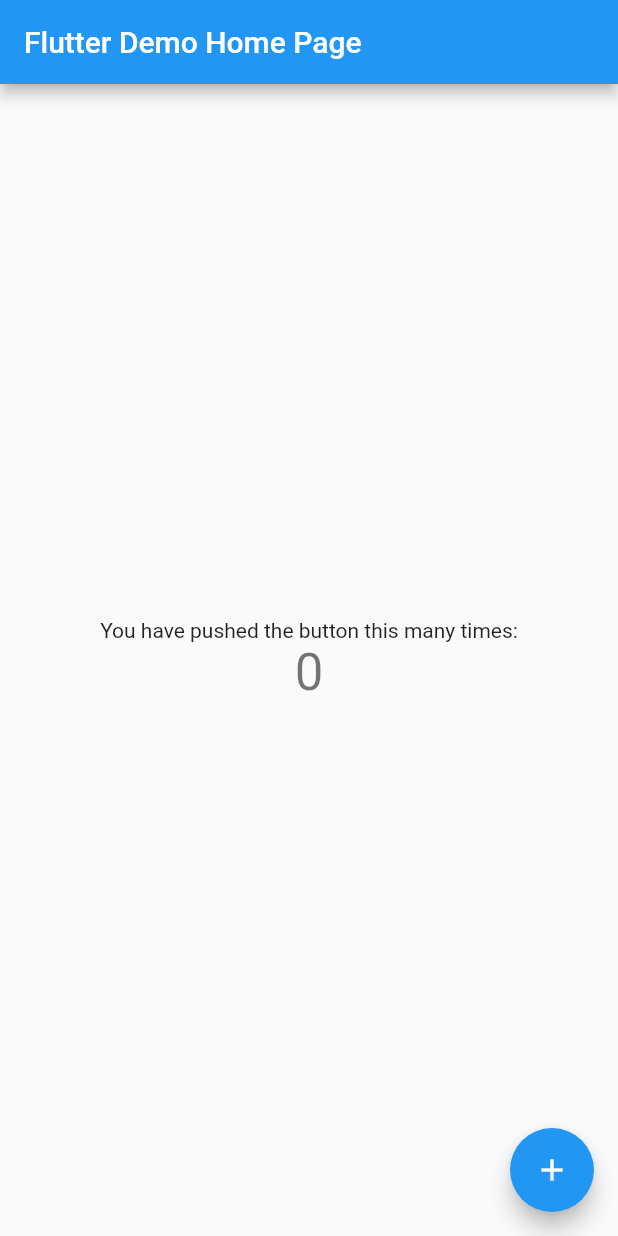
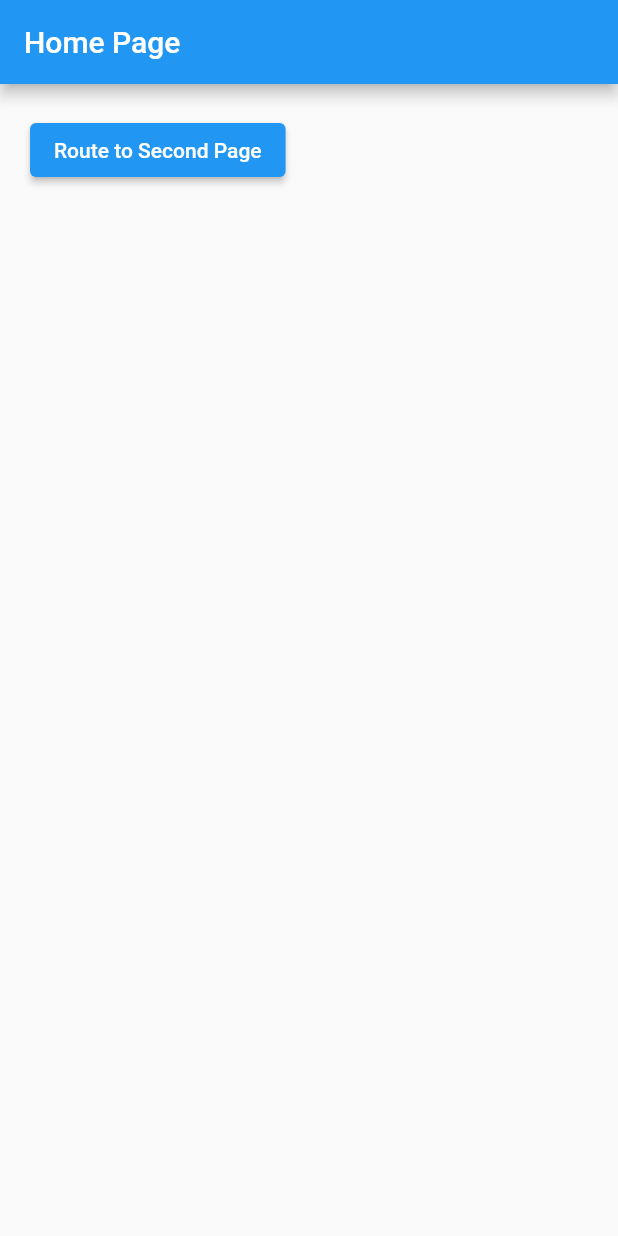
Before and after one commit to Code-With-Patel/getx, a Flutter app: the screen it shows after launch, on a phone screen of 412 x 824 dp. Run offline on Flutter 3.47's test engine with Material 2 defaults, Android fonts, the phone set to English and light mode, and no system bars; our stand-ins replace get.

Commit message:
Route management

```diff
--- a/lib/main.dart
+++ b/lib/main.dart
@@ -1,115 +1,25 @@
 import 'package:flutter/material.dart';
+import 'package:get/route_manager.dart';
+import 'package:getx_tutorial/view/home_page.dart';
+import 'package:getx_tutorial/view/second_page.dart';
 
 void main() {
   runApp(const MyApp());
 }
-// Change for testing purpose
+
 class MyApp extends StatelessWidget {
   const MyApp({Key? key}) : super(key: key);
 
-  // This widget is the root of your application.
   @override
   Widget build(BuildContext context) {
-    return MaterialApp(
-      title: 'Flutter Demo',
-      theme: ThemeData(
-        // This is the theme of your application.
-        //
-        // Try running your application with "flutter run". You'll see the
-        // application has a blue toolbar. Then, without quitting the app, try
-        // changing the primarySwatch below to Colors.green and then invoke
-        // "hot reload" (press "r" in the console where you ran "flutter run",
-        // or simply save your changes to "hot reload" in a Flutter IDE).
-        // Notice that the counter didn't reset back to zero; the application
-        // is not restarted.
-        primarySwatch: Colors.blue,
-      ),
-      home: const MyHomePage(title: 'Flutter Demo Home Page'),
+    return GetMaterialApp(
+      debugShowCheckedModeBanner: false,
+      getPages: [
+        GetPage(name: "/home", page: ()=>HomePage()),
+        GetPage(name: "/second", page: ()=>SecondPage()),
+      ],
+      initialRoute: '/home',
+      // home: HomePage(),
     );
   }
 }
-
-class MyHomePage extends StatefulWidget {
-  const MyHomePage({Key? key, required this.title}) : super(key: key);
-
-  // This widget is the home page of your application. It is stateful, meaning
-  // that it has a State object (defined below) that contains fields that affect
-  // how it looks.
-
-  // This class is the configuration for the state. It holds the values (in this
-  // case the title) provided by the parent (in this case the App widget) and
-  // used by the build method of the State. Fields in a Widget subclass are
-  // always marked "final".
-
-  final String title;
-
-  @override
-  State<MyHomePage> createState() => _MyHomePageState();
-}
-
-class _MyHomePageState extends State<MyHomePage> {
-  int _counter = 0;
-
-  void _incrementCounter() {
-    setState(() {
-      // This call to setState tells the Flutter framework that something has
-      // changed in this State, which causes it to rerun the build method below
-      // so that the display can reflect the updated values. If we changed
-      // _counter without calling setState(), then the build method would not be
-      // called again, and so nothing would appear to happen.
-      _counter++;
-    });
-  }
-
-  @override
-  Widget build(BuildContext context) {
-    // This method is rerun every time setState is called, for instance as done
-    // by the _incrementCounter method above.
-    //
-    // The Flutter framework has been optimized to make rerunning build methods
-    // fast, so that you can just rebuild anything that needs updating rather
-    // than having to individually change instances of widgets.
-    return Scaffold(
-      appBar: AppBar(
-        // Here we take the value from the MyHomePage object that was created by
-        // the App.build method, and use it to set our appbar title.
-        title: Text(widget.title),
-      ),
-      body: Center(
-        // Center is a layout widget. It takes a single child and positions it
-        // in the middle of the parent.
-        child: Column(
-          // Column is also a layout widget. It takes a list of children and
-          // arranges them vertically. By default, it sizes itself to fit its
-          // children horizontally, and tries to be as tall as its parent.
-          //
-          // Invoke "debug painting" (press "p" in the console, choose the
-          // "Toggle Debug Paint" action from the Flutter Inspector in Android
-          // Studio, or the "Toggle Debug Paint" command in Visual Studio Code)
-          // to see the wireframe for each widget.
-          //
-          // Column has various properties to control how it sizes itself and
-          // how it positions its children. Here we use mainAxisAlignment to
-          // center the children vertically; the main axis here is the vertical
-          // axis because Columns are vertical (the cross axis would be
-          // horizontal).
-          mainAxisAlignment: MainAxisAlignment.center,
-          children: <Widget>[
-            const Text(
-              'You have pushed the button this many times:',
-            ),
-            Text(
-              '$_counter',
-              style: Theme.of(context).textTheme.headline4,
-            ),
-          ],
-        ),
-      ),
-      floatingActionButton: FloatingActionButton(
-        onPressed: _incrementCounter,
-        tooltip: 'Increment',
-        child: const Icon(Icons.add),
-      ), // This trailing comma makes auto-formatting nicer for build methods.
-    );
-  }
-}
--- /dev/null
+++ b/lib/view/home_page.dart
@@ -0,0 +1,27 @@
+import 'package:flutter/material.dart';
+import 'package:get/get.dart';
+import 'package:getx_tutorial/view/second_page.dart';
+class HomePage extends StatelessWidget {
+  const HomePage({Key? key}) : super(key: key);
+
+  @override
+  Widget build(BuildContext context) {
+    return Scaffold(
+      appBar: AppBar(
+        title: Text("Home Page"),
+      ),
+      body: Padding(
+        padding: const EdgeInsets.all(20.0),
+        child: Column(
+          children: [ElevatedButton(onPressed: () {
+                  Get.to(SecondPage());
+                  Get.off(SecondPage());
+                  //Named Route
+                  Get.toNamed('/second');
+
+          }, child: Text("Route to Second Page"))],
+        ),
+      ),
+    );
+  }
+}
--- a/pubspec.yaml
+++ b/pubspec.yaml
@@ -27,6 +27,7 @@ environment:
 # the latest version available on pub.dev. To see which dependencies have newer
 # versions available, run `flutter pub outdated`.
 dependencies:
+  get: ^4.6.1
   flutter:
     sdk: flutter
 
```
Also changed, not shown: lib/view/second_page.dart (added, +25 -0 lines), pubspec.lock.
